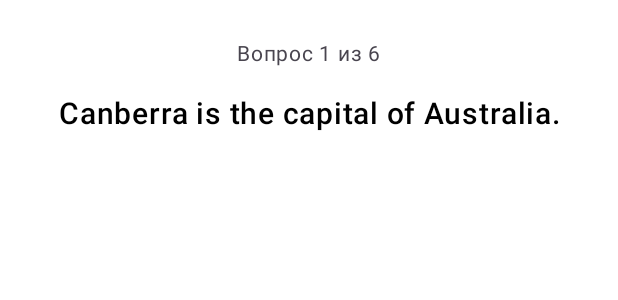
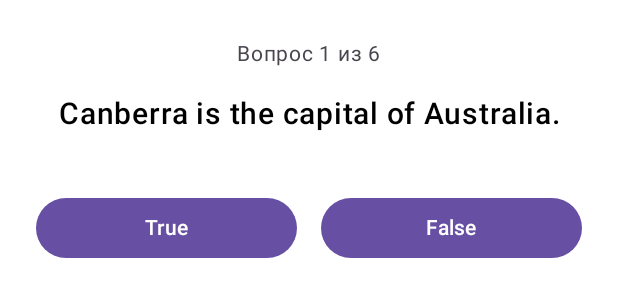
Before and after one commit to ruslanchayuk416/lab6test, an Android app built with Jetpack Compose: the @Preview function Preview, on a phone screen of 412 x 824 dp. Shown: the top 300 px of the screen. Run offline under Robolectric (Android 15) with nearby library versions, the phone set to English and light mode, and no system bars.

Commit message:
Add Button True and False

```diff
--- a/app/src/main/java/com/example/test6/MainActivity.kt
+++ b/app/src/main/java/com/example/test6/MainActivity.kt
@@ -48,6 +48,26 @@ fun GeoQuizScreen() {
             textAlign = TextAlign.Center,
             modifier = Modifier.fillMaxWidth()
         )
+
+        Spacer(modifier = Modifier.height(8.dp))
+
+        Row(
+            modifier = Modifier.fillMaxWidth(),
+            horizontalArrangement = Arrangement.spacedBy(16.dp)
+        ) {
+            Button(
+                onClick = { },
+                modifier = Modifier.weight(1f)
+            ) {
+                Text("True")
+            }
+            Button(
+                onClick = { },
+                modifier = Modifier.weight(1f)
+            ) {
+                Text("False")
+            }
+        }
     }
 }
 
```
